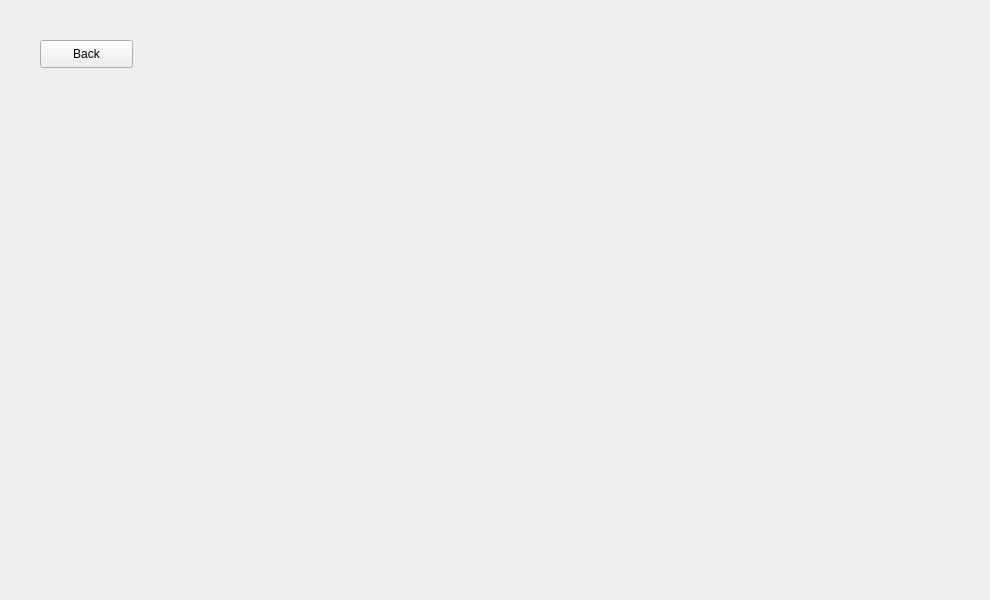
First picture: the form in MazeWindow.ui, repository voidczx/GraduationDesign, before the edit.
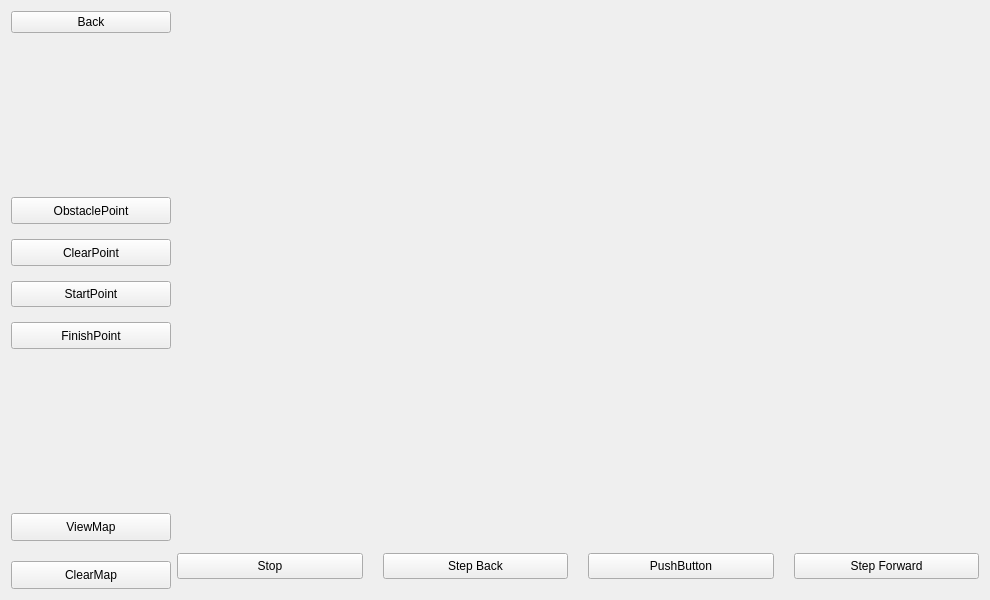
Second picture: the form after the edit.

Commit message: MazeWindow - 基本 Auto 部分与 Hover 事件测试

Diff of the .ui file:
```diff
--- a/MazeWindow.ui
+++ b/MazeWindow.ui
@@ -13,19 +13,182 @@
   <property name="windowTitle">
    <string notr="true">Maze</string>
   </property>
-  <widget class="QPushButton" name="Button_Back">
-   <property name="geometry">
-    <rect>
-     <x>40</x>
-     <y>40</y>
-     <width>93</width>
-     <height>28</height>
-    </rect>
-   </property>
-   <property name="text">
-    <string>Back</string>
-   </property>
-  </widget>
+  <layout class="QGridLayout" name="gridLayout" rowstretch="1,2,2,2,1" columnstretch="1,5">
+   <item row="0" column="0">
+    <widget class="QPushButton" name="Button_Back">
+     <property name="text">
+      <string>Back</string>
+     </property>
+    </widget>
+   </item>
+   <item row="0" column="1" rowspan="5">
+    <layout class="QVBoxLayout" name="verticalLayout_3" stretch="20,1">
+     <property name="spacing">
+      <number>20</number>
+     </property>
+     <property name="bottomMargin">
+      <number>10</number>
+     </property>
+     <item>
+      <widget class="QWidget" name="Content_Maze" native="true"/>
+     </item>
+     <item>
+      <layout class="QHBoxLayout" name="horizontalLayout">
+       <item>
+        <widget class="QPushButton" name="Button_AutoStop">
+         <property name="sizePolicy">
+          <sizepolicy hsizetype="Expanding" vsizetype="Expanding">
+           <horstretch>0</horstretch>
+           <verstretch>0</verstretch>
+          </sizepolicy>
+         </property>
+         <property name="text">
+          <string>Stop</string>
+         </property>
+        </widget>
+       </item>
+       <item>
+        <widget class="QPushButton" name="Button_StepBack">
+         <property name="sizePolicy">
+          <sizepolicy hsizetype="Expanding" vsizetype="Expanding">
+           <horstretch>0</horstretch>
+           <verstretch>0</verstretch>
+          </sizepolicy>
+         </property>
+         <property name="text">
+          <string>Step Back</string>
+         </property>
+        </widget>
+       </item>
+       <item>
+        <widget class="QPushButton" name="Button_PlayPause">
+         <property name="sizePolicy">
+          <sizepolicy hsizetype="Expanding" vsizetype="Expanding">
+           <horstretch>0</horstretch>
+           <verstretch>0</verstretch>
+          </sizepolicy>
+         </property>
+         <property name="text">
+          <string>PushButton</string>
+         </property>
+        </widget>
+       </item>
+       <item>
+        <widget class="QPushButton" name="Button_StepForward">
+         <property name="sizePolicy">
+          <sizepolicy hsizetype="Expanding" vsizetype="Expanding">
+           <horstretch>0</horstretch>
+           <verstretch>0</verstretch>
+          </sizepolicy>
+         </property>
+         <property name="text">
+          <string>Step Forward</string>
+         </property>
+        </widget>
+       </item>
+      </layout>
+     </item>
+    </layout>
+   </item>
+   <item row="1" column="0">
+    <widget class="QWidget" name="widget" native="true"/>
+   </item>
+   <item row="2" column="0">
+    <layout class="QVBoxLayout" name="verticalLayout">
+     <property name="spacing">
+      <number>15</number>
+     </property>
+     <item>
+      <widget class="QPushButton" name="Button_ObstaclePoint">
+       <property name="sizePolicy">
+        <sizepolicy hsizetype="Expanding" vsizetype="Expanding">
+         <horstretch>0</horstretch>
+         <verstretch>0</verstretch>
+        </sizepolicy>
+       </property>
+       <property name="text">
+        <string>ObstaclePoint</string>
+       </property>
+      </widget>
+     </item>
+     <item>
+      <widget class="QPushButton" name="Button_ClearPoint">
+       <property name="sizePolicy">
+        <sizepolicy hsizetype="Expanding" vsizetype="Expanding">
+         <horstretch>0</horstretch>
+         <verstretch>0</verstretch>
+        </sizepolicy>
+       </property>
+       <property name="text">
+        <string>ClearPoint</string>
+       </property>
+      </widget>
+     </item>
+     <item>
+      <widget class="QPushButton" name="Button_StartPoint">
+       <property name="sizePolicy">
+        <sizepolicy hsizetype="Expanding" vsizetype="Expanding">
+         <horstretch>0</horstretch>
+         <verstretch>0</verstretch>
+        </sizepolicy>
+       </property>
+       <property name="text">
+        <string>StartPoint</string>
+       </property>
+      </widget>
+     </item>
+     <item>
+      <widget class="QPushButton" name="Button_FinishPoint">
+       <property name="sizePolicy">
+        <sizepolicy hsizetype="Expanding" vsizetype="Expanding">
+         <horstretch>0</horstretch>
+         <verstretch>0</verstretch>
+        </sizepolicy>
+       </property>
+       <property name="text">
+        <string>FinishPoint</string>
+       </property>
+      </widget>
+     </item>
+    </layout>
+   </item>
+   <item row="3" column="0">
+    <widget class="QWidget" name="widget_2" native="true"/>
+   </item>
+   <item row="4" column="0">
+    <layout class="QVBoxLayout" name="verticalLayout_2">
+     <property name="spacing">
+      <number>20</number>
+     </property>
+     <item>
+      <widget class="QPushButton" name="Button_ViewMap">
+       <property name="sizePolicy">
+        <sizepolicy hsizetype="Expanding" vsizetype="Expanding">
+         <horstretch>0</horstretch>
+         <verstretch>0</verstretch>
+        </sizepolicy>
+       </property>
+       <property name="text">
+        <string>ViewMap</string>
+       </property>
+      </widget>
+     </item>
+     <item>
+      <widget class="QPushButton" name="Button_ClearMap">
+       <property name="sizePolicy">
+        <sizepolicy hsizetype="Expanding" vsizetype="Expanding">
+         <horstretch>0</horstretch>
+         <verstretch>0</verstretch>
+        </sizepolicy>
+       </property>
+       <property name="text">
+        <string>ClearMap</string>
+       </property>
+      </widget>
+     </item>
+    </layout>
+   </item>
+  </layout>
  </widget>
  <resources/>
  <connections/>
```
The commit also changes 2 other files.
